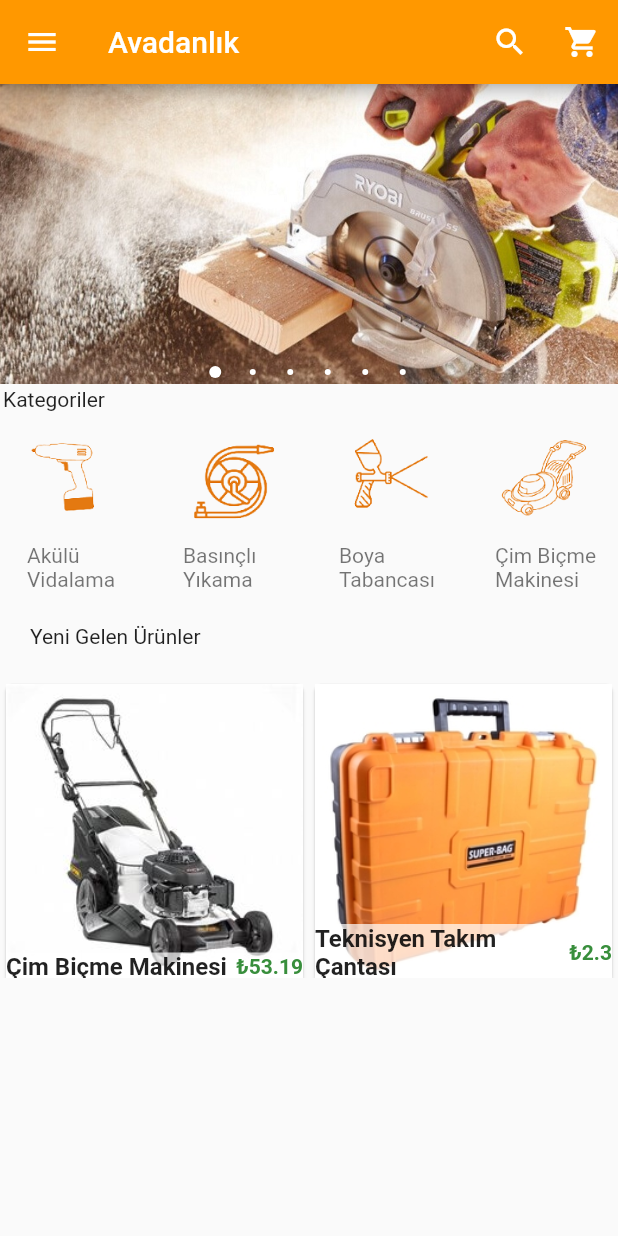
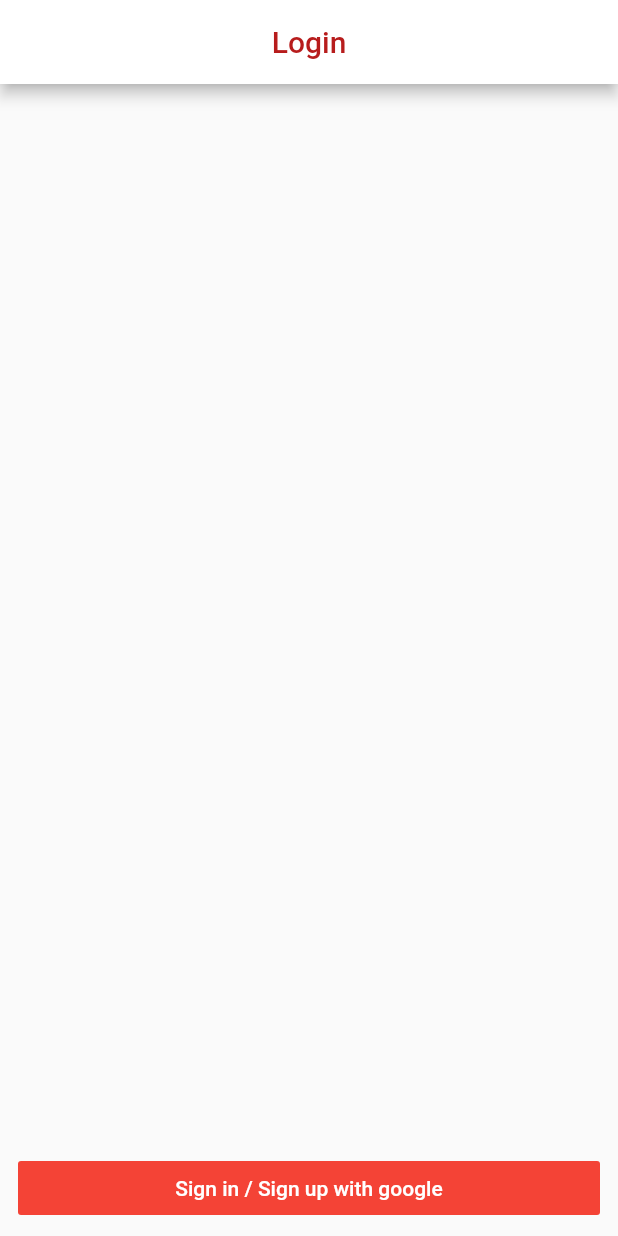
Before and after one commit to gkaynakk/ToolRentalApp, a Flutter app: the screen it shows after launch, on a phone screen of 412 x 824 dp. Run offline on Flutter 3.47's test engine with Material 2 defaults, Android fonts, the phone set to English and light mode, and no system bars; drawn by our look-alikes of carousel_pro; our stand-ins replace cloud_firestore, firebase_auth, firebase_core, fluttertoast, google_sign_in, shared_preferences; accounts and stored records are empty.

Commit message:
bug fixes

```diff
--- a/lib/components/products.dart
+++ b/lib/components/products.dart
@@ -74,13 +74,16 @@ class _ProductsState extends State<Products> {
         gridDelegate:
             new SliverGridDelegateWithFixedCrossAxisCount(crossAxisCount: 2),
         itemBuilder: (BuildContext context, int index) {
-          return SingleProd(
+          return Padding(
+            padding: const EdgeInsets.all(4),
+            child: SingleProd(
               prodName: productList[index]['name'],
               prodPicture: productList[index]['picture'],
               prodPrice: productList[index]['price'],
               prodRentPrice: productList[index]['rent_price'],
               prodSpecs: productList[index]['product_specs'],
               prodBrand: productList[index]['product_brand'],
+            ),
           );
         });
   }
--- a/lib/main.dart
+++ b/lib/main.dart
@@ -1,144 +1,13 @@
 import 'package:flutter/material.dart';
-import 'package:carousel_pro/carousel_pro.dart';
+import 'package:firebase_core/firebase_core.dart';
+import 'pages/login.dart';
 
-//custom imports
-import 'package:avadanlik/components/HorizantalListView.dart';
-import 'package:avadanlik/components/products.dart';
-import 'package:avadanlik/pages/cart.dart';
-
-void main() {
+void main() async {
+  WidgetsFlutterBinding.ensureInitialized();
+  await Firebase.initializeApp();
   runApp(MaterialApp(
     debugShowCheckedModeBanner: false,
-    home: HomePage(),
+    home: Login(),
   ) //MaterialApp
       );
 }
-
-class HomePage extends StatefulWidget {
-  @override
-  _HomePageState createState() => _HomePageState();
-}
-
-class _HomePageState extends State<HomePage> {
-  @override
-  Widget build(BuildContext context) {
-    Widget image_carousel = new Container(
-      height: 200.0,
-      child: new Carousel(
-        boxFit: BoxFit.cover,
-        images: [
-          AssetImage('images/r1.jpg'),
-          AssetImage('images/r3.jpeg'),
-          AssetImage('images/r2.jpg'),
-          AssetImage('images/r4.jpg'),
-          AssetImage('images/r5.jpg'),
-          AssetImage('images/r6.jpg'),
-        ],
-        autoplay: true,
-        dotSize: 4.0,
-        indicatorBgPadding: 4.0,
-        dotBgColor: Colors.transparent,
-        animationCurve: Curves.fastOutSlowIn,
-        animationDuration: Duration(milliseconds: 1000),
-      ),
-    );
-    return Scaffold(
-      appBar: new AppBar(
-        backgroundColor: Colors.orange,
-        title: Text('Avadanlık'),
-        actions: <Widget>[
-          new IconButton(
-              icon: Icon(Icons.search, color: Colors.white), onPressed: () {}),
-          new IconButton(
-              icon: Icon(Icons.shopping_cart, color: Colors.white),
-              onPressed: () {
-                Navigator.push(context,
-                    MaterialPageRoute(builder: (context) => new Cart()));
-              })
-        ],
-      ),
-      drawer: new Drawer(
-        child: new ListView(
-          children: <Widget>[
-            new UserAccountsDrawerHeader(
-              accountName: Text('Admin'),
-              accountEmail: Text('avadanlik@gmail.com'),
-              currentAccountPicture: GestureDetector(
-                child: new CircleAvatar(
-                  backgroundColor: Colors.grey[400],
-                  child: Icon(
-                    Icons.person,
-                    color: Colors.white,
-                  ),
-                ),
-              ),
-              decoration: new BoxDecoration(color: Colors.orange),
-            ),
-            InkWell(
-                onTap: () {},
-                child: ListTile(
-                    title: Text('Ana Sayfa'),
-                    leading: Icon(Icons.home, color: Colors.grey))),
-            InkWell(
-                onTap: () {},
-                child: ListTile(
-                    title: Text('Hesabım'),
-                    leading: Icon(Icons.person, color: Colors.grey))),
-            InkWell(
-                onTap: () {},
-                child: ListTile(
-                    title: Text('Kiraladıklarım'),
-                    leading: Icon(Icons.shopping_basket, color: Colors.grey))),
-            InkWell(
-                onTap: () {
-                  Navigator.push(context,
-                      MaterialPageRoute(builder: (context) => new Cart()));
-                },
-                child: ListTile(
-                    title: Text('Sepetim'),
-                    leading: Icon(Icons.shopping_cart, color: Colors.grey))),
-            InkWell(
-                onTap: () {},
-                child: ListTile(
-                    title: Text('Beğendiklerim'),
-                    leading: Icon(Icons.favorite, color: Colors.grey))),
-            Divider(color: Colors.black),
-            InkWell(
-                onTap: () {},
-                child: ListTile(
-                    title: Text('Ayarlar'),
-                    leading: Icon(Icons.settings, color: Colors.grey))),
-            InkWell(
-                onTap: () {},
-                child: ListTile(
-                    title: Text('Hakkımızda'),
-                    leading: Icon(Icons.help, color: Colors.grey))),
-          ],
-        ),
-      ),
-      body: new ListView(
-        children: <Widget>[
-          //image carousel starts here
-          image_carousel,
-          //Padding Widget
-          new Padding(
-            padding: const EdgeInsets.all(2.0),
-            child: new Text('Kategoriler'),
-            //Horizantal list view starts here
-          ),
-          HorizantalList(),
-          //Padding widget
-          new Padding(
-            padding: const EdgeInsets.all(20.0),
-            child: new Text('Yeni Gelen Ürünler'),
-          ),
-          //Grid View
-          Container(
-            height: 200.0,
-            child: Products(),
-          ),
-        ],
-      ),
-    );
-  }
-}
--- /dev/null
+++ b/lib/pages/login.dart
@@ -0,0 +1,129 @@
+import 'package:cloud_firestore/cloud_firestore.dart';
+import 'package:firebase_auth/firebase_auth.dart';
+import 'package:flutter/material.dart';
+import 'package:fluttertoast/fluttertoast.dart';
+import 'package:google_sign_in/google_sign_in.dart';
+import 'package:shared_preferences/shared_preferences.dart';
+import '../pages/homePage.dart';
+
+class Login extends StatefulWidget {
+  @override
+  _LoginState createState() => _LoginState();
+}
+
+class _LoginState extends State<Login> {
+  final GoogleSignIn googleSignIn = new GoogleSignIn();
+  final FirebaseAuth firebaseAuth = FirebaseAuth.instance;
+  SharedPreferences preferences;
+  bool loading = false;
+  bool isLogedin = false;
+
+  @override
+  void initState() {
+    super.initState();
+    isSignedIn();
+  }
+
+  void isSignedIn() async {
+    setState(() {
+      loading = true;
+    });
+    preferences = await SharedPreferences.getInstance();
+    isLogedin = await googleSignIn.isSignedIn();
+    if (isLogedin) {
+      Navigator.pushReplacement(
+          context, MaterialPageRoute(builder: (context) => HomePage()));
+    }
+    setState(() {
+      loading = false;
+    });
+  }
+
+  Future handleSignIn() async {
+    preferences = await SharedPreferences.getInstance();
+
+    setState(() {
+      loading = true;
+    });
+    GoogleSignInAccount googleUser = await googleSignIn.signIn();
+    GoogleSignInAuthentication googleSignInAuthentication =
+        await googleUser.authentication;
+    AuthCredential credential = GoogleAuthProvider.credential(
+        idToken: googleSignInAuthentication.idToken,
+        accessToken: googleSignInAuthentication.accessToken);
+    if (credential != null) {
+      final QuerySnapshot result = await FirebaseFirestore.instance
+          .collection("users")
+          .where("id", isEqualTo: credential.providerId)
+          .get();
+      final List<QueryDocumentSnapshot> documents = result.docs;
+      if (documents.length == 0) {
+        //insert the user to our collection
+        FirebaseFirestore.instance
+            .collection("users")
+            .doc(credential.providerId)
+            .set({
+          "id": credential.providerId,
+          "password": credential.signInMethod,
+        });
+        await preferences.setString("id", credential.providerId);
+        await preferences.setString("password", credential.signInMethod);
+      } else {
+        await preferences.setString("id", documents[0]['id']);
+        await preferences.setString("username", documents[0]['password']);
+      }
+      Fluttertoast.showToast(msg: "Giriş başarılı!");
+      setState(() {
+        loading = false;
+      });
+      Navigator.pushReplacement(
+          context, MaterialPageRoute(builder: (context) => HomePage()));
+    } else {
+      Fluttertoast.showToast(msg: "Giriş Başarısız!");
+    }
+  }
+
+  @override
+  Widget build(BuildContext context) {
+    return Scaffold(
+      appBar: AppBar(
+        backgroundColor: Colors.white,
+        centerTitle: true,
+        title: new Text(
+          "Login",
+          style: TextStyle(color: Colors.red.shade900),
+        ),
+      ),
+      body: Stack(
+        children: <Widget>[
+          Visibility(
+              visible: loading ?? true,
+              child: Center(
+                child: Container(
+                  alignment: Alignment.center,
+                  color: Colors.white.withOpacity(0.9),
+                  child: CircularProgressIndicator(
+                    valueColor: AlwaysStoppedAnimation<Color>(Colors.red),
+                  ),
+                ),
+              ))
+        ],
+      ),
+      bottomNavigationBar: Container(
+        child: Padding(
+          padding: const EdgeInsets.only(
+              left: 12.0, right: 12.0, top: 8.0, bottom: 8.0),
+          child: FlatButton(
+              color: Colors.red,
+              onPressed: () {
+                handleSignIn();
+              },
+              child: Text(
+                "Sign in / Sign up with google",
+                style: TextStyle(color: Colors.white),
+              )),
+        ),
+      ),
+    );
+  }
+}
--- a/lib/pages/productDetails.dart
+++ b/lib/pages/productDetails.dart
@@ -1,4 +1,6 @@
 import 'package:avadanlik/components/products.dart';
+import 'package:avadanlik/pages/homePage.dart';
+import 'package:avadanlik/pages/login.dart';
 import 'package:flutter/material.dart';
 import 'package:avadanlik/main.dart';
 
```
Also changed, not shown: lib/pages/homePage.dart (added, +134 -0 lines), pubspec.yaml (+8 -1 lines), pubspec.lock, 4 other files. Lines whose indentation alone changed are shown as unchanged.
